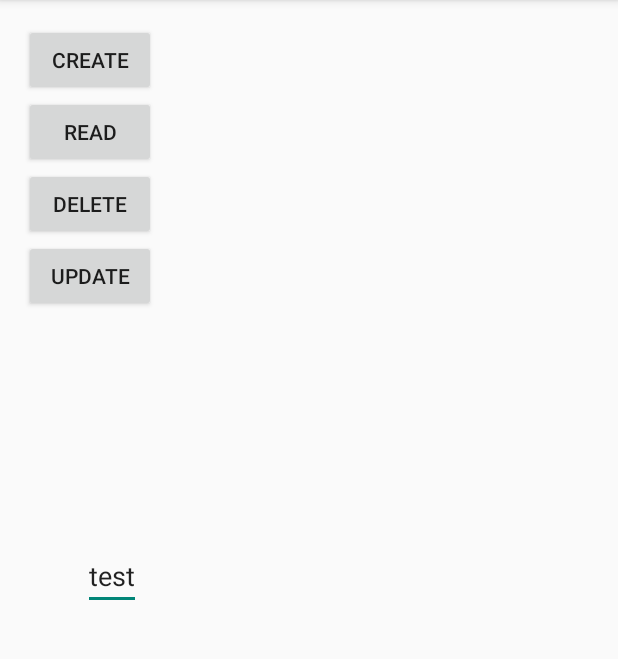
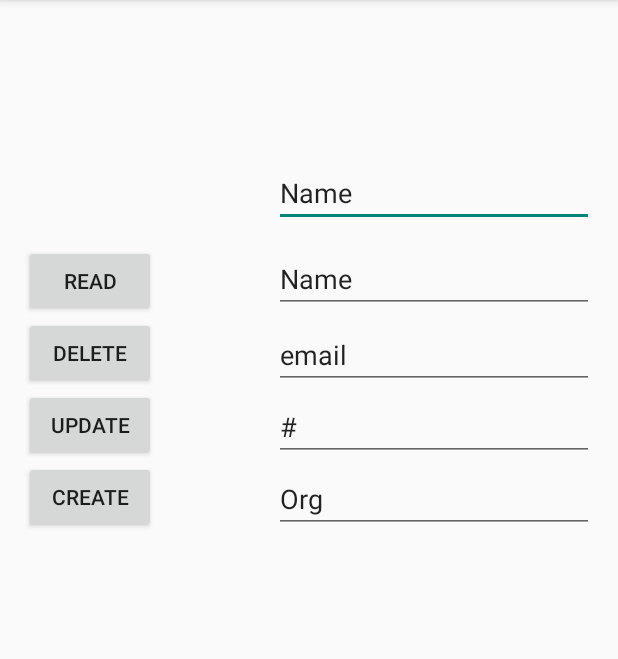
Before and after one commit to msalivar/Freya, an Android app: the screen it shows after launch (MainActivity), on a phone screen of 412 x 824 dp, the part 84-743 px from its top. Run offline under Robolectric (Android 15) with nearby library versions, the phone set to English and light mode, and no system bars.

Commit message:
POST and DELETE working

```diff
--- a/app/src/main/res/layout/activity_main.xml
+++ b/app/src/main/res/layout/activity_main.xml
@@ -10,16 +10,18 @@
         android:layout_height="wrap_content"
         android:text="@string/create"
         android:id="@+id/create"
-        android:layout_alignParentTop="true"
-        android:layout_alignParentStart="true" />
+        android:layout_alignParentStart="true"
+        android:layout_below="@+id/update"
+        android:layout_alignParentLeft="true" />
 
     <Button
         android:layout_width="wrap_content"
         android:layout_height="wrap_content"
         android:text="@string/read"
         android:id="@+id/read"
-        android:layout_below="@+id/create"
-        android:layout_alignStart="@+id/create" />
+        android:layout_marginTop="147dp"
+        android:layout_alignParentTop="true"
+        android:layout_alignParentStart="true" />
 
     <Button
         android:layout_width="wrap_content"
@@ -27,7 +29,7 @@
         android:text="@string/delete"
         android:id="@+id/delete"
         android:layout_below="@+id/read"
-        android:layout_alignStart="@+id/read" />
+        android:layout_alignParentLeft="true" />
 
     <Button
         android:layout_width="wrap_content"
@@ -35,15 +37,55 @@
         android:text="@string/update"
         android:id="@+id/update"
         android:layout_below="@+id/delete"
-        android:layout_alignStart="@+id/delete" />
+        android:layout_alignParentLeft="true" />
 
     <EditText
         android:layout_width="wrap_content"
         android:layout_height="wrap_content"
+        android:inputType="textPersonName"
+        android:text="Name"
+        android:ems="10"
         android:id="@+id/editText"
-        android:layout_centerVertical="true"
-        android:layout_alignParentStart="true"
-        android:layout_marginStart="39dp"
-        android:text="test" />
+        android:layout_marginBottom="60dp"
+        android:layout_above="@+id/delete"
+        android:layout_alignParentEnd="true" />
+
+    <EditText
+        android:layout_width="wrap_content"
+        android:layout_height="wrap_content"
+        android:inputType="textPersonName"
+        android:text="Name"
+        android:ems="10"
+        android:id="@+id/editText2"
+        android:layout_alignTop="@+id/read"
+        android:layout_alignStart="@+id/editText" />
+
+    <EditText
+        android:layout_width="wrap_content"
+        android:layout_height="wrap_content"
+        android:inputType="textEmailAddress"
+        android:ems="10"
+        android:id="@+id/editText3"
+        android:layout_above="@+id/update"
+        android:layout_alignStart="@+id/editText2"
+        android:text="email" />
+
+    <EditText
+        android:layout_width="wrap_content"
+        android:layout_height="wrap_content"
+        android:inputType="phone"
+        android:ems="10"
+        android:id="@+id/editText4"
+        android:layout_alignBottom="@+id/update"
+        android:layout_alignStart="@+id/editText3"
+        android:text="#" />
+
+    <EditText
+        android:layout_width="fill_parent"
+        android:layout_height="wrap_content"
+        android:id="@+id/editText5"
+        android:layout_alignBottom="@+id/create"
+        android:layout_alignStart="@+id/editText4"
+        android:text="Org" />
 
 </RelativeLayout>
```
Also changed, not shown: app/src/main/java/com/example/cil/freya/MainActivity.java (+38 -8 lines).
